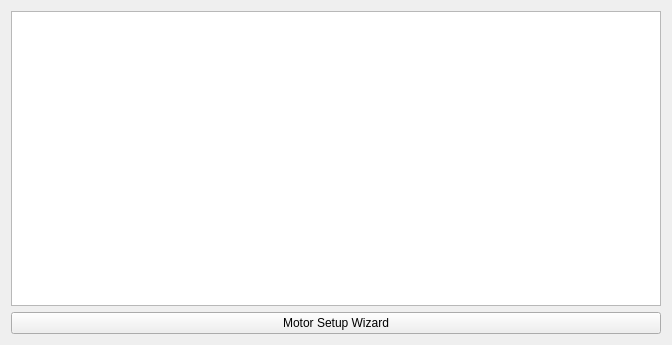
This is pages/pagemotorsettings.ui in WeiDe2512/Saluqi-Motors as Qt 5 draws it before an edit. The edited form follows.
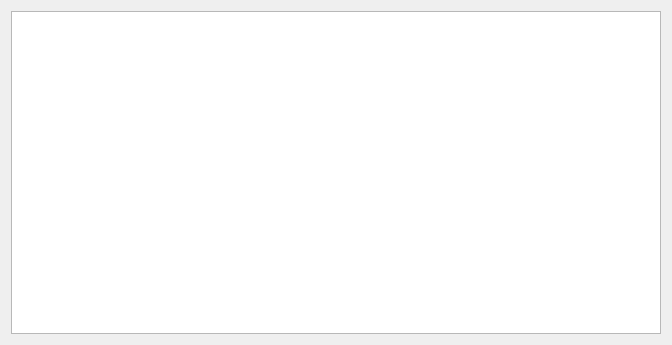
This is the edited form. Icons and pictures are not drawn. Custom widgets are drawn as their Qt base class.

```diff
--- a/pages/pagemotorsettings.ui
+++ b/pages/pagemotorsettings.ui
@@ -17,17 +17,6 @@
    <item>
     <widget class="VTextBrowser" name="textEdit"/>
    </item>
-   <item>
-    <widget class="QPushButton" name="motorSetupWizardButton">
-     <property name="text">
-      <string>Motor Setup Wizard</string>
-     </property>
-     <property name="icon">
-      <iconset resource="../res.qrc">
-       <normaloff>:/res/icons/Wizard-96.png</normaloff>:/res/icons/Wizard-96.png</iconset>
-     </property>
-    </widget>
-   </item>
   </layout>
  </widget>
  <customwidgets>
```
Left out of the diff: 4 changed lines with no effect on the pictures.
